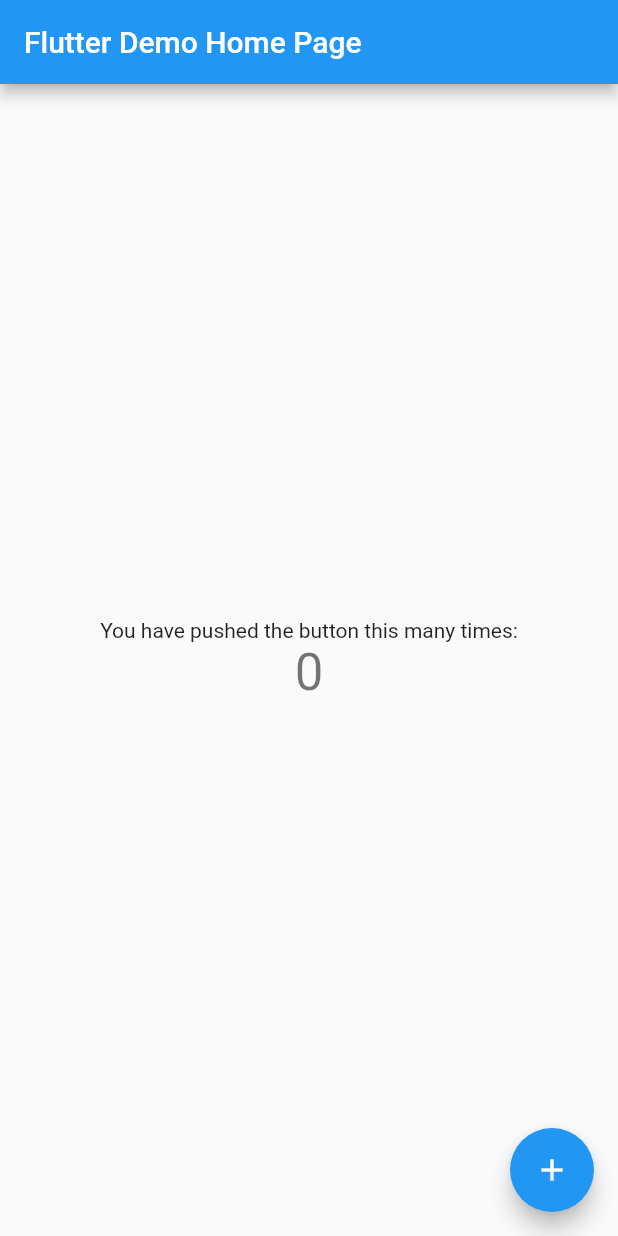
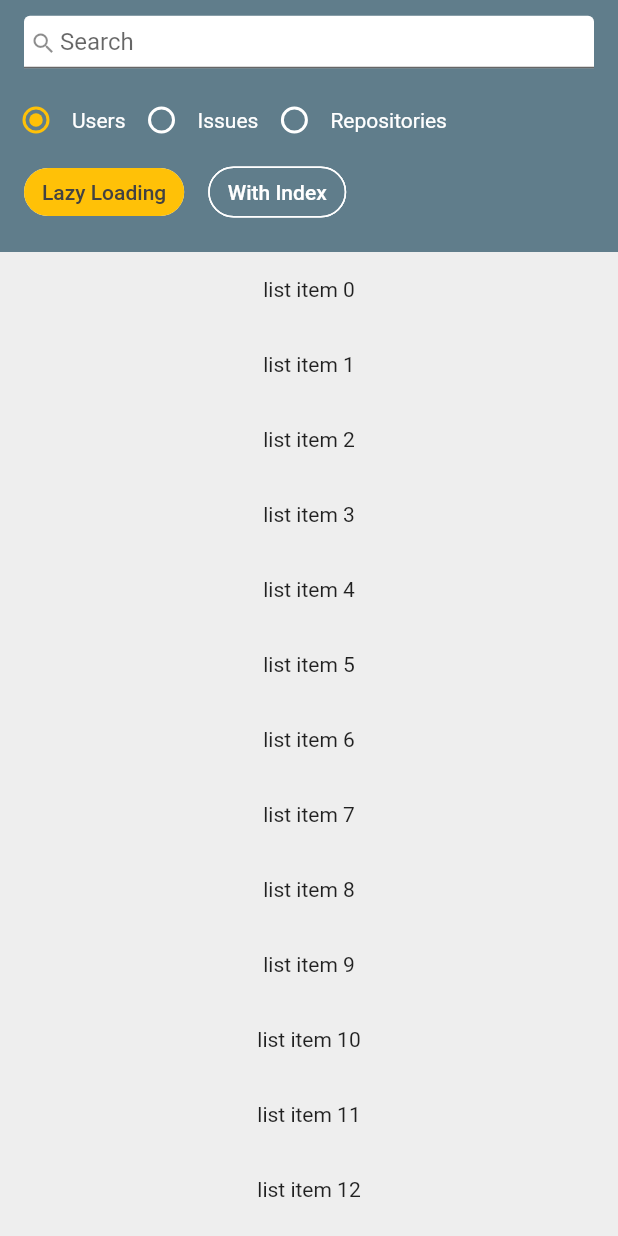
Before and after one commit to ardmgtm/sejutacitatest, a Flutter app: the screen it shows after launch, on a phone screen of 412 x 824 dp. Run offline on Flutter 3.47's test engine with Material 2 defaults, Android fonts, the phone set to English and light mode, and no system bars.

Commit message:
create main page ui

```diff
--- /dev/null
+++ b/lib/constant/styles.dart
@@ -0,0 +1,13 @@
+import 'package:flutter/material.dart';
+import 'package:flutter/services.dart';
+
+ThemeData appTheme = ThemeData(
+  appBarTheme: const AppBarTheme(
+    systemOverlayStyle: SystemUiOverlayStyle.light,
+  ),
+  colorScheme: ColorScheme.fromSwatch(
+    primarySwatch: Colors.blueGrey,
+  ).copyWith(
+    secondary: Colors.amber,
+  ),
+);
--- a/lib/main.dart
+++ b/lib/main.dart
@@ -1,4 +1,7 @@
 import 'package:flutter/material.dart';
+
+import 'constant/styles.dart';
+import 'presentation/home_page.dart';
 
 void main() {
   runApp(const MyApp());
@@ -7,109 +10,12 @@ void main() {
 class MyApp extends StatelessWidget {
   const MyApp({Key? key}) : super(key: key);
 
-  // This widget is the root of your application.
   @override
   Widget build(BuildContext context) {
     return MaterialApp(
       title: 'Flutter Demo',
-      theme: ThemeData(
-        // This is the theme of your application.
-        //
-        // Try running your application with "flutter run". You'll see the
-        // application has a blue toolbar. Then, without quitting the app, try
-        // changing the primarySwatch below to Colors.green and then invoke
-        // "hot reload" (press "r" in the console where you ran "flutter run",
-        // or simply save your changes to "hot reload" in a Flutter IDE).
-        // Notice that the counter didn't reset back to zero; the application
-        // is not restarted.
-        primarySwatch: Colors.blue,
-      ),
-      home: const MyHomePage(title: 'Flutter Demo Home Page'),
+      theme: appTheme,
+      home: const HomePage(),
     );
   }
 }
-
-class MyHomePage extends StatefulWidget {
-  const MyHomePage({Key? key, required this.title}) : super(key: key);
-
-  // This widget is the home page of your application. It is stateful, meaning
-  // that it has a State object (defined below) that contains fields that affect
-  // how it looks.
-
-  // This class is the configuration for the state. It holds the values (in this
-  // case the title) provided by the parent (in this case the App widget) and
-  // used by the build method of the State. Fields in a Widget subclass are
-  // always marked "final".
-
-  final String title;
-
-  @override
-  State<MyHomePage> createState() => _MyHomePageState();
-}
-
-class _MyHomePageState extends State<MyHomePage> {
-  int _counter = 0;
-
-  void _incrementCounter() {
-    setState(() {
-      // This call to setState tells the Flutter framework that something has
-      // changed in this State, which causes it to rerun the build method below
-      // so that the display can reflect the updated values. If we changed
-      // _counter without calling setState(), then the build method would not be
-      // called again, and so nothing would appear to happen.
-      _counter++;
-    });
-  }
-
-  @override
-  Widget build(BuildContext context) {
-    // This method is rerun every time setState is called, for instance as done
-    // by the _incrementCounter method above.
-    //
-    // The Flutter framework has been optimized to make rerunning build methods
-    // fast, so that you can just rebuild anything that needs updating rather
-    // than having to individually change instances of widgets.
-    return Scaffold(
-      appBar: AppBar(
-        // Here we take the value from the MyHomePage object that was created by
-        // the App.build method, and use it to set our appbar title.
-        title: Text(widget.title),
-      ),
-      body: Center(
-        // Center is a layout widget. It takes a single child and positions it
-        // in the middle of the parent.
-        child: Column(
-          // Column is also a layout widget. It takes a list of children and
-          // arranges them vertically. By default, it sizes itself to fit its
-          // children horizontally, and tries to be as tall as its parent.
-          //
-          // Invoke "debug painting" (press "p" in the console, choose the
-          // "Toggle Debug Paint" action from the Flutter Inspector in Android
-          // Studio, or the "Toggle Debug Paint" command in Visual Studio Code)
-          // to see the wireframe for each widget.
-          //
-          // Column has various properties to control how it sizes itself and
-          // how it positions its children. Here we use mainAxisAlignment to
-          // center the children vertically; the main axis here is the vertical
-          // axis because Columns are vertical (the cross axis would be
-          // horizontal).
-          mainAxisAlignment: MainAxisAlignment.center,
-          children: <Widget>[
-            const Text(
-              'You have pushed the button this many times:',
-            ),
-            Text(
-              '$_counter',
-              style: Theme.of(context).textTheme.headline4,
-            ),
-          ],
-        ),
-      ),
-      floatingActionButton: FloatingActionButton(
-        onPressed: _incrementCounter,
-        tooltip: 'Increment',
-        child: const Icon(Icons.add),
-      ), // This trailing comma makes auto-formatting nicer for build methods.
-    );
-  }
-}
--- /dev/null
+++ b/lib/presentation/home_page.dart
@@ -0,0 +1,87 @@
+import 'package:flutter/material.dart';
+import 'package:flutter/services.dart';
+
+import 'widgets/widgets.dart';
+
+class HomePage extends StatelessWidget {
+  const HomePage({Key? key}) : super(key: key);
+
+  @override
+  Widget build(BuildContext context) {
+    SystemChrome.setSystemUIOverlayStyle(SystemUiOverlayStyle.light);
+    final _primaryColor = Theme.of(context).colorScheme.primary;
+
+    return Scaffold(
+      body: CustomScrollView(
+        slivers: [
+          SliverAppBar(
+            backgroundColor: _primaryColor,
+            title: SafeArea(
+              child: TextField(
+                textInputAction: TextInputAction.search,
+                decoration: const InputDecoration(
+                  hintText: "Search",
+                  contentPadding: EdgeInsets.all(8),
+                  filled: true,
+                  fillColor: Colors.white,
+                  isDense: true,
+                  prefixIcon: Padding(
+                    padding: EdgeInsets.all(4.0),
+                    child: Icon(Icons.search),
+                  ),
+                  prefixIconConstraints: BoxConstraints(
+                    maxHeight: 24,
+                    maxWidth: 24,
+                  ),
+                ),
+                onSubmitted: (value) {
+                  if (value.isNotEmpty) {
+                    debugPrint("Searching $value ....");
+                  }
+                },
+              ),
+            ),
+          ),
+          SliverAppBar(
+            elevation: 0,
+            backgroundColor: _primaryColor,
+            bottom: PreferredSize(
+              preferredSize: const Size.fromHeight(56),
+              child: SafeArea(
+                child: Column(
+                  mainAxisAlignment: MainAxisAlignment.start,
+                  crossAxisAlignment: CrossAxisAlignment.start,
+                  children: [
+                    SearchModeRadioGroup(
+                      selectedIndex: 0,
+                      onValueChange: (selectedIndex) {},
+                    ),
+                    ViewModeChoiceGroup(
+                      selectedIndex: 0,
+                      onValueChange: (selectedIndex) {},
+                    ),
+                    const SizedBox(height: 16),
+                  ],
+                ),
+              ),
+            ),
+            pinned: true,
+          ),
+          SliverFixedExtentList(
+            itemExtent: 50.0,
+            delegate: SliverChildBuilderDelegate(
+              (BuildContext context, int index) {
+                return Container(
+                  alignment: Alignment.center,
+                  color: Colors.grey[200],
+                  child: Text('list item $index'),
+                );
+              },
+              childCount: 100,
+            ),
+          ),
+        ],
+      ),
+    );
+  }
+}
--- /dev/null
+++ b/lib/presentation/widgets/search_mode_radio_group.dart
@@ -0,0 +1,76 @@
+import 'package:flutter/material.dart';
+
+enum SearchMode { user, issue, repository }
+
+class SearchModeRadioGroup extends StatelessWidget {
+  final int? selectedIndex;
+  final Function(int)? onValueChange;
+
+  const SearchModeRadioGroup({
+    Key? key,
+    this.selectedIndex,
+    this.onValueChange,
+  }) : super(key: key);
+
+  @override
+  Widget build(BuildContext context) {
+    int _selectedIndex = selectedIndex ?? 0;
+    List<String> labels = ['Users', 'Issues', 'Repositories'];
+
+    return Column(
+      children: [
+        Row(
+          children: labels
+              .map(
+                (label) => RadioItem(
+                  label: label,
+                  value: labels.indexOf(label),
+                  groupValue: _selectedIndex,
+                ),
+              )
+              .toList(),
+        ),
+      ],
+    );
+  }
+}
+
+class RadioItem extends StatelessWidget {
+  final String label;
+  final int value;
+  final int groupValue;
+  final void Function(int?)? onSelected;
+
+  const RadioItem({
+    Key? key,
+    required this.label,
+    required this.value,
+    required this.groupValue,
+    this.onSelected,
+  }) : super(key: key);
+
+  @override
+  Widget build(BuildContext context) {
+    return Row(
+      children: [
+        Radio(
+          fillColor: MaterialStateProperty.resolveWith((states) {
+            if (states.contains(MaterialState.selected)) {
+              return Theme.of(context).colorScheme.secondary;
+            }
+            return Colors.white;
+          }),
+          value: value,
+          groupValue: groupValue,
+          onChanged: onSelected,
+        ),
+        Text(
+          label,
+          style: const TextStyle(
+            color: Colors.white,
+          ),
+        ),
+      ],
+    );
+  }
+}
--- /dev/null
+++ b/lib/presentation/widgets/view_mode_choice_group.dart
@@ -0,0 +1,72 @@
+import 'package:flutter/material.dart';
+
+class ViewModeChoiceGroup extends StatelessWidget {
+  final int? selectedIndex;
+  final Function(int)? onValueChange;
+
+  const ViewModeChoiceGroup({
+    Key? key,
+    this.selectedIndex,
+    this.onValueChange,
+  }) : super(key: key);
+
+  @override
+  Widget build(BuildContext context) {
+    int _selectedIndex = selectedIndex ?? 0;
+    List<String> viewMode = ['Lazy Loading', 'With Index'];
+
+    return Padding(
+      padding: const EdgeInsets.symmetric(horizontal: 16),
+      child: Row(
+        children: viewMode
+            .map<Widget>(
+              (mode) => ChoiceItem(
+                index: viewMode.indexOf(mode),
+                selectedIndex: _selectedIndex,
+                label: mode,
+                onSelected: onValueChange,
+              ),
+            )
+            .toList()
+          ..insert(1, const SizedBox(width: 16)),
+      ),
+    );
+  }
+}
+
+class ChoiceItem extends StatelessWidget {
+  final String label;
+  final int index;
+  final int selectedIndex;
+  final Function(int)? onSelected;
+
+  const ChoiceItem({
+    Key? key,
+    required this.label,
+    required this.index,
+    required this.selectedIndex,
+    this.onSelected,
+  }) : super(key: key);
+
+  @override
+  Widget build(BuildContext context) {
+    bool _selected = index == selectedIndex;
+
+    return ChoiceChip(
+      label: Text(label),
+      selectedColor: Theme.of(context).colorScheme.secondary,
+      backgroundColor: Theme.of(context).colorScheme.primary,
+      pressElevation: 0,
+      side: _selected ? BorderSide.none : const BorderSide(color: Colors.white),
+      labelStyle: TextStyle(
+        color: _selected ? Colors.grey[800] : Colors.white,
+      ),
+      selected: _selected,
+      onSelected: (val) {
+        if (onSelected != null) {
+          onSelected!(index);
+        }
+      },
+    );
+  }
+}
--- /dev/null
+++ b/lib/presentation/widgets/widgets.dart
@@ -0,0 +1,2 @@
+export 'search_mode_radio_group.dart';
+export 'view_mode_choice_group.dart';
```
